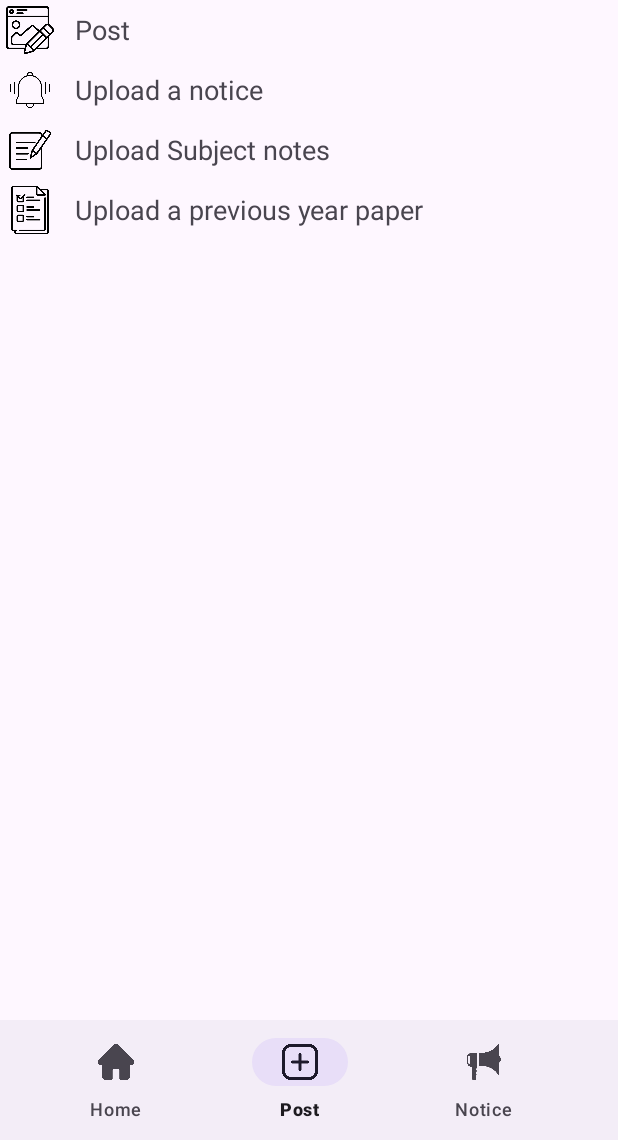
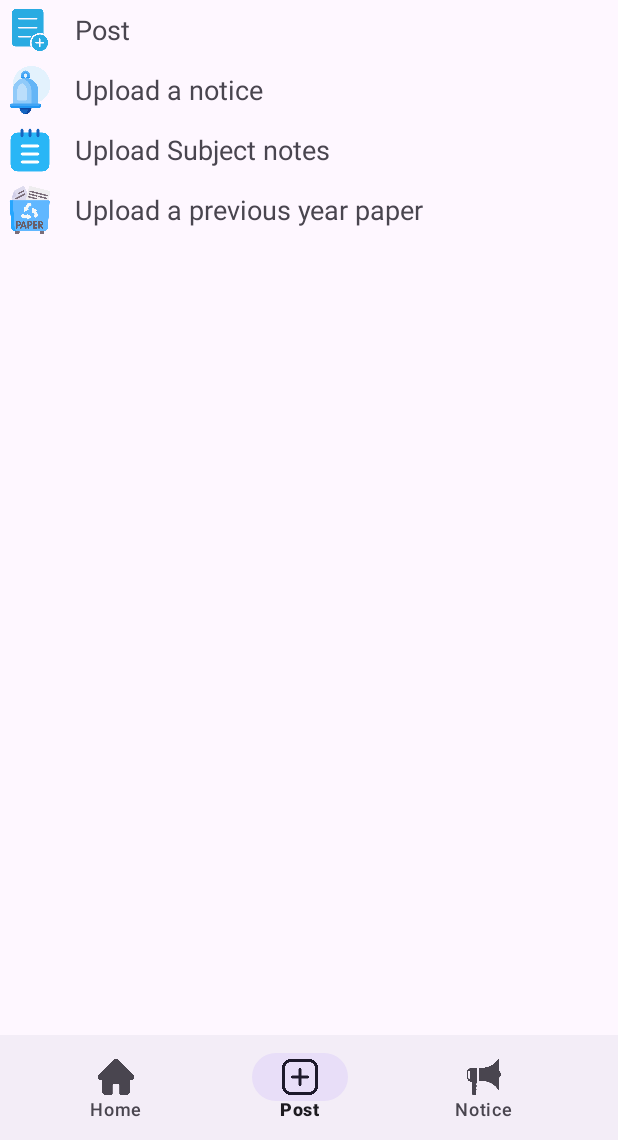
Before and after one commit to Ehtisham-Umar-Ansari/PYQ-s-LU, an Android app: the screen it shows after launch once a user with an empty profile is signed in (MainActivity), item 2 of the bottom bar chosen, on a phone screen of 412 x 824 dp, the part 96-1236 px from its top. Run offline under Robolectric (Android 15) with nearby library versions, the phone set to English and light mode, and no system bars; our stand-ins replace Firebase (no records; nobody signed in at launch, a user with empty details on screens opened directly), Picasso; libraries missing offline, so code that uses them is left out: com.github.marlonlom.utilities; pictures from the network do not load.

Commit message:
Sixth commit : Dark Theme Issues Resolved.

```diff
--- a/app/src/main/java/com/example/eadevelops/pyqslu/fragments/bottom_nav/AddFragment.kt
+++ b/app/src/main/java/com/example/eadevelops/pyqslu/fragments/bottom_nav/AddFragment.kt
@@ -15,10 +15,6 @@ import com.google.android.material.bottomsheet.BottomSheetDialogFragment
 class AddFragment : BottomSheetDialogFragment() {
 
     private lateinit var binding : FragmentAddBinding
-
-    override fun onCreate(savedInstanceState: Bundle?) {
-        super.onCreate(savedInstanceState)
-    }
 
     override fun onCreateView(
         inflater: LayoutInflater, container: ViewGroup?,
--- a/app/src/main/res/layout/activity_main.xml
+++ b/app/src/main/res/layout/activity_main.xml
@@ -31,13 +31,13 @@
         <androidx.coordinatorlayout.widget.CoordinatorLayout
             android:id="@+id/coordinate_layout"
             android:layout_width="match_parent"
-            android:layout_height="80dp"
+            android:layout_height="70dp"
             app:layout_constraintBottom_toBottomOf="parent">
 
             <com.google.android.material.bottomappbar.BottomAppBar
                 android:id="@+id/bottomAppBar"
                 android:layout_width="match_parent"
-                android:layout_height="wrap_content"
+                android:layout_height="match_parent"
                 android:layout_gravity="bottom"
                 android:background="@color/white"
                 app:fabCradleMargin="10dp"
@@ -45,8 +45,8 @@
 
                 <com.google.android.material.bottomnavigation.BottomNavigationView
                     android:id="@+id/bottomNavigationView"
-                    android:layout_width="wrap_content"
-                    android:layout_height="wrap_content"
+                    android:layout_width="match_parent"
+                    android:layout_height="match_parent"
                     android:layout_marginEnd="20dp"
                     android:background="@android:color/transparent"
                     app:labelVisibilityMode="labeled"
@@ -61,6 +61,7 @@
         android:layout_width="wrap_content"
         android:layout_height="match_parent"
         android:id="@+id/nav_drawer"
+        android:background="@color/white"
         android:layout_gravity="start"
         app:headerLayout="@layout/nav_header"
         app:menu="@menu/nav_drawer_menu"
--- a/app/src/main/res/layout/activity_notes.xml
+++ b/app/src/main/res/layout/activity_notes.xml
@@ -37,8 +37,7 @@
                     android:layout_width="match_parent"
                     android:layout_height="match_parent"
                     android:layout_weight="1"
-                    android:inputType="none"
-                    android:textColor="@color/black"/>
+                    android:inputType="none"/>
 
             </com.google.android.material.textfield.TextInputLayout>
 
--- a/app/src/main/res/layout/activity_pyqs.xml
+++ b/app/src/main/res/layout/activity_pyqs.xml
@@ -32,8 +32,7 @@
                 android:layout_width="match_parent"
                 android:layout_height="match_parent"
                 android:layout_weight="1"
-                android:inputType="none"
-                android:textColor="@color/black"/>
+                android:inputType="none"/>
 
         </com.google.android.material.textfield.TextInputLayout>
 
--- a/app/src/main/res/menu/main.xml
+++ b/app/src/main/res/menu/main.xml
@@ -4,5 +4,5 @@
         android:id="@+id/action_settings"
         android:orderInCategory="100"
         android:iconTint="@color/black"
-        android:title="Coming soon" />
+        android:title="Chats Coming soon" />
 </menu>
--- a/app/src/main/res/values-night/themes.xml
+++ b/app/src/main/res/values-night/themes.xml
@@ -1,6 +1,6 @@
 <resources xmlns:tools="http://schemas.android.com/tools">
     <!-- Base application theme. -->
-    <style name="Theme.PYQsLU" parent="Theme.MaterialComponents.DayNight.DarkActionBar">
+    <style name="Theme.PYQsLU" parent="Theme.Material3.DayNight.NoActionBar">
         <item name="windowActionBar">false</item>
         <item name="windowNoTitle">true</item>
         <!-- Primary brand color. -->
@@ -10,7 +10,6 @@
         <!-- Secondary brand color. -->
         <item name="colorSecondary">@color/teal_200</item>
         <item name="colorSecondaryVariant">@color/teal_700</item>
-        <item name="colorOnSecondary">@color/black</item>
         <!-- Status bar color. -->
         <item name="android:statusBarColor">@android:color/transparent</item>
         <!-- Customize your theme here. -->
```
Also changed, not shown: app/src/main/java/com/example/eadevelops/pyqslu/activities/EditProfileActivity.kt (+7 -0 lines), app/src/main/res/layout/activity_edit_profile.xml (+8 -0 lines), app/src/main/res/layout/activity_my_profile.xml (+6 -6 lines), app/src/main/res/drawable/bell.png, app/src/main/res/drawable/email.png, app/src/main/res/drawable/exam.png, app/src/main/res/drawable/instagram.png, app/src/main/res/drawable/learning.png, app/src/main/res/drawable/new_post.png, app/src/main/res/drawable/notes.png.
